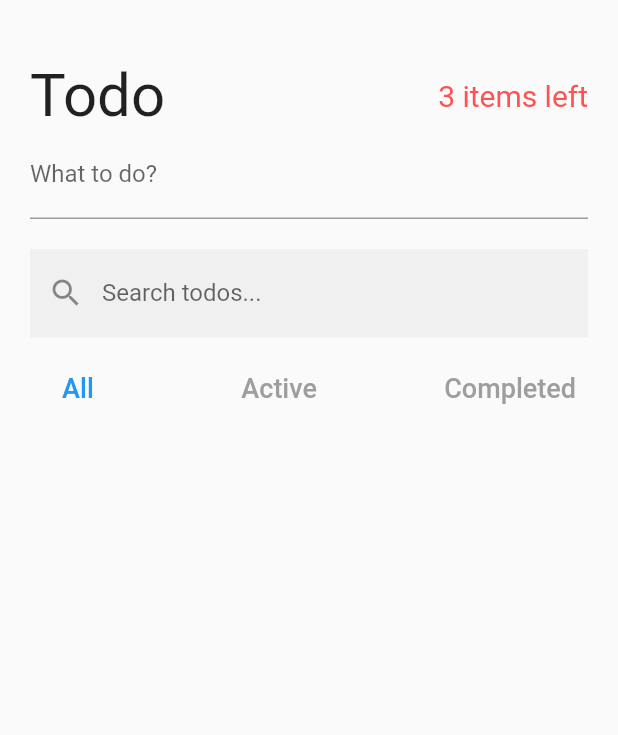
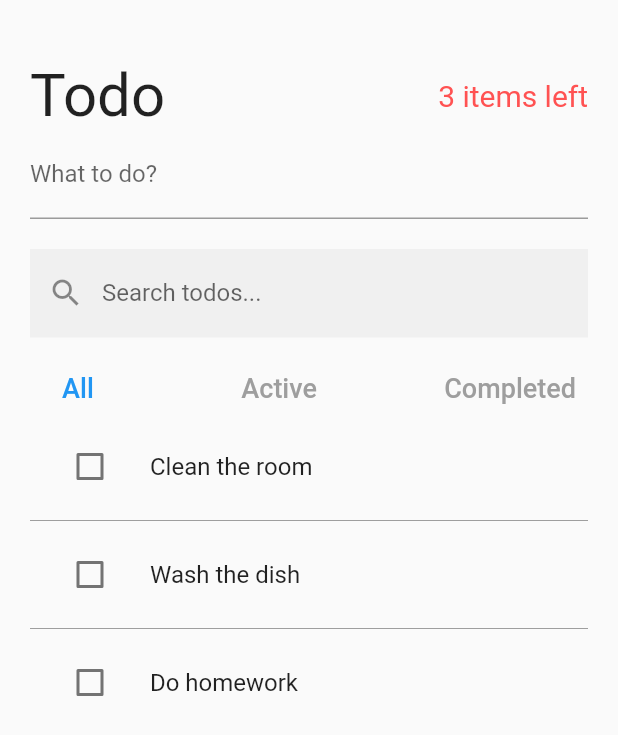
Before and after one commit to defNumb/todo_cubit, a Flutter app: the screen it shows after launch, on a phone screen of 412 x 824 dp. Shown: the top 735 px of the screen. Run offline on Flutter 3.47's test engine with Material 2 defaults, Android fonts, the phone set to English and light mode, and no system bars; our stand-ins replace bloc, equatable, flutter_bloc.

Commit message:
completed todo-app

```diff
--- a/lib/cubits/filtered_todos/filtered_todos_cubit.dart
+++ b/lib/cubits/filtered_todos/filtered_todos_cubit.dart
@@ -15,15 +15,17 @@ class FilteredTodosCubit extends Cubit<FilteredTodosState> {
   late StreamSubscription todoFilterSubscription;
   late StreamSubscription todoSearchSubscription;
   late StreamSubscription todoListSubscription;
+  final List<Todo> initialTodos;
   final TodoFilterCubit todoFilterCubit;
   final TodoSearchCubit todoSearchCubit;
   final TodoListCubit todoListCubit;
 
   FilteredTodosCubit({
+    required this.initialTodos,
     required this.todoFilterCubit,
     required this.todoSearchCubit,
     required this.todoListCubit,
-  }) : super(FilteredTodosState.initial()) {
+  }) : super(FilteredTodosState(filteredTodos: initialTodos)) {
     todoFilterSubscription = todoFilterCubit.stream.listen((TodoFilterState todoFilterState) {
       setFilteredTodos();
     });
--- a/lib/cubits/todo_list/todo_list_state.dart
+++ b/lib/cubits/todo_list/todo_list_state.dart
@@ -2,11 +2,13 @@
 part of 'todo_list_cubit.dart';
 
 class TodoListState extends Equatable {
+  // set a variable List with todos
   final List<Todo> todos;
+  // create a constructor
   TodoListState({
     required this.todos,
   });
-
+  // create a factory constructor
   factory TodoListState.initial() {
     return TodoListState(todos: [
       Todo(id: '1', desc: 'Clean the room'),
@@ -14,6 +16,7 @@ class TodoListState extends Equatable {
       Todo(id: '3', desc: 'Do homework')
     ]);
   }
+  // override props
   @override
   List<Object> get props => [todos];
 
--- a/lib/main.dart
+++ b/lib/main.dart
@@ -31,6 +31,7 @@ class MyApp extends StatelessWidget {
         ),
         BlocProvider<FilteredTodosCubit>(
           create: (context) => FilteredTodosCubit(
+            initialTodos: context.read<TodoListCubit>().state.todos,
             todoFilterCubit: BlocProvider.of<TodoFilterCubit>(context),
             todoSearchCubit: BlocProvider.of<TodoSearchCubit>(context),
             todoListCubit: BlocProvider.of<TodoListCubit>(context),
--- a/lib/pages/todos_page/search_and_filter_todo.dart
+++ b/lib/pages/todos_page/search_and_filter_todo.dart
@@ -3,9 +3,11 @@ import 'package:flutter_bloc/flutter_bloc.dart';
 import 'package:todo_cubit/cubits/todo_filter/todo_filter_cubit.dart';
 import 'package:todo_cubit/cubits/todo_search/todo_search_cubit.dart';
 import 'package:todo_cubit/models/todo_model.dart';
+import 'package:todo_cubit/utils/debounce.dart';
 
 class SearchAndFilterTodo extends StatelessWidget {
-  const SearchAndFilterTodo({super.key});
+  SearchAndFilterTodo({super.key});
+  final debounce = Debounce(milliseconds: 1000);
 
   @override
   Widget build(BuildContext context) {
@@ -20,7 +22,11 @@ class SearchAndFilterTodo extends StatelessWidget {
           ),
           onChanged: (String? newSearchTerm) {
             if (newSearchTerm != null) {
-              context.read<TodoSearchCubit>().setSearchTerm(newSearchTerm);
+              debounce.run(
+                () {
+                  context.read<TodoSearchCubit>().setSearchTerm(newSearchTerm);
+                },
+              );
             }
           },
         ),
--- /dev/null
+++ b/lib/pages/todos_page/show_todos.dart
@@ -0,0 +1,158 @@
+// ignore_for_file: public_member_api_docs, sort_constructors_first
+import 'package:flutter/material.dart';
+import 'package:flutter_bloc/flutter_bloc.dart';
+
+import 'package:todo_cubit/cubits/filtered_todos/filtered_todos_cubit.dart';
+import 'package:todo_cubit/cubits/todo_list/todo_list_cubit.dart';
+import 'package:todo_cubit/models/todo_model.dart';
+
+class ShowTodos extends StatelessWidget {
+  const ShowTodos({super.key});
+
+  @override
+  Widget build(BuildContext context) {
+    final todos = context.watch<FilteredTodosCubit>().state.filteredTodos;
+    return ListView.separated(
+      primary: true,
+      shrinkWrap: true,
+      itemCount: todos.length,
+      separatorBuilder: (BuildContext context, int index) {
+        return Divider(
+          color: Colors.grey,
+        );
+      },
+      itemBuilder: (BuildContext context, int index) {
+        return Dismissible(
+          key: ValueKey(todos[index].id),
+          background: showBackground(0),
+          secondaryBackground: showBackground(1),
+          onDismissed: (_) {
+            context.read<TodoListCubit>().removeTodo(todos[index]);
+          },
+          confirmDismiss: (_) {
+            return showDialog(
+              context: context,
+              barrierDismissible: false,
+              builder: (context) {
+                return AlertDialog(
+                  title: Text('Are you sure?'),
+                  content: Text('Are you sure you want to delete this todo?'),
+                  actions: [
+                    TextButton(
+                      onPressed: () => Navigator.of(context).pop(false),
+                      child: Text('No'),
+                    ),
+                    TextButton(
+                      onPressed: () => Navigator.of(context).pop(true),
+                      child: Text('Yes'),
+                    ),
+                  ],
+                );
+              },
+            );
+          },
+          child: TodoItem(
+            todo: todos[index],
+          ),
+        );
+      },
+    );
+  }
+
+  Widget showBackground(int direction) {
+    return Container(
+      margin: const EdgeInsets.all(4.0),
+      padding: const EdgeInsets.symmetric(horizontal: 20.0),
+      color: Colors.red,
+      alignment: direction == 0 ? Alignment.centerLeft : Alignment.centerRight,
+      child: Icon(
+        Icons.delete,
+        size: 30.0,
+        color: Colors.white,
+      ),
+    );
+  }
+}
+
+class TodoItem extends StatefulWidget {
+  final Todo todo;
+  const TodoItem({
+    Key? key,
+    required this.todo,
+  }) : super(key: key);
+
+  @override
+  State<TodoItem> createState() => _TodoItemState();
+}
+
+class _TodoItemState extends State<TodoItem> {
+  late final TextEditingController textController;
+
+  @override
+  void initState() {
+    super.initState();
+    textController = TextEditingController();
+  }
+
+  // Dispose of the text controller when the widget is disposed.
+  @override
+  void dispose() {
+    textController.dispose();
+    super.dispose();
+  }
+
+  @override
+  Widget build(BuildContext context) {
+    return ListTile(
+      onTap: () {
+        showDialog(
+          context: context,
+          builder: (context) {
+            bool _error = false;
+            textController.text = widget.todo.desc;
+            return StatefulBuilder(builder: (BuildContext context, StateSetter setState) {
+              return AlertDialog(
+                title: Text('Edit Todo'),
+                content: TextField(
+                  controller: textController,
+                  autofocus: true,
+                  decoration: InputDecoration(
+                    errorText: _error ? 'Please enter a todo' : null,
+                  ),
+                ),
+                actions: [
+                  TextButton(
+                    onPressed: () => Navigator.pop(context),
+                    child: Text('CANCEL'),
+                  ),
+                  TextButton(
+                    onPressed: () {
+                      setState(() {
+                        _error = textController.text.isEmpty ? true : false;
+                        if (!_error) {
+                          context.read<TodoListCubit>().editTodo(
+                                widget.todo.id,
+                                textController.text,
+                              );
+                          Navigator.pop(context);
+                        }
+                      });
+                    },
+                    child: Text('EDIT'),
+                  ),
+                ],
+              );
+            });
+          },
+        );
+      },
+      title: Text(widget.todo.desc),
+      leading: Checkbox(
+        value: widget.todo.completed,
+        onChanged: (bool? checked) {
+          context.read<TodoListCubit>().toggleTodo(widget.todo.id);
+        },
+      ),
+    );
+  }
+}
--- a/lib/pages/todos_page/todos_page.dart
+++ b/lib/pages/todos_page/todos_page.dart
@@ -1,6 +1,7 @@
 import 'package:flutter/material.dart';
 import 'package:todo_cubit/pages/todos_page/create_todos.dart';
 import 'package:todo_cubit/pages/todos_page/search_and_filter_todo.dart';
+import 'package:todo_cubit/pages/todos_page/show_todos.dart';
 import 'package:todo_cubit/pages/todos_page/todos_header.dart';
 
 class TodosPage extends StatelessWidget {
@@ -19,6 +20,7 @@ class TodosPage extends StatelessWidget {
                 CreateTodo(),
                 SizedBox(height: 20.0),
                 SearchAndFilterTodo(),
+                ShowTodos(),
               ],
             ),
           ),
--- /dev/null
+++ b/lib/utils/debounce.dart
@@ -0,0 +1,17 @@
+import 'dart:async';
+
+import 'package:flutter/material.dart';
+
+class Debounce {
+  final int milliseconds;
+  Debounce({this.milliseconds = 500});
+
+  Timer? _timer;
+
+  void run(VoidCallback action) {
+    if (_timer != null) {
+      _timer!.cancel();
+    }
+    _timer = Timer(Duration(milliseconds: milliseconds), action);
+  }
+}
```
